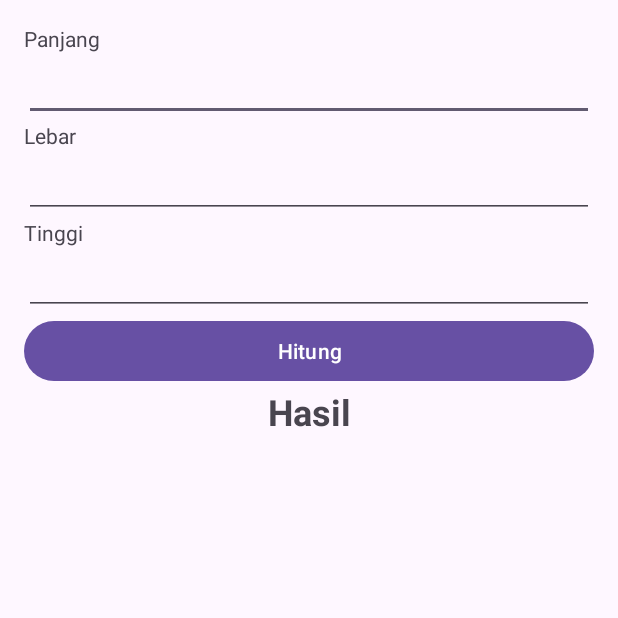
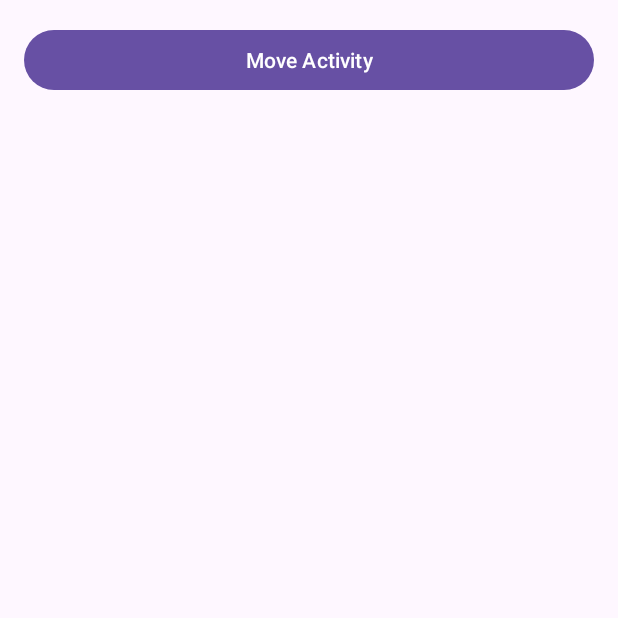
Before and after one commit to MHilmiAdz/LearningDroid, an Android app: the screen it shows after launch (MainActivity), on a phone screen of 412 x 824 dp, the top half of it. Run offline under Robolectric (Android 15) with nearby library versions, the phone set to English and light mode, and no system bars.

Commit message:
ADD | Move to another page using intent

```diff
--- a/app/src/main/AndroidManifest.xml
+++ b/app/src/main/AndroidManifest.xml
@@ -1,6 +1,5 @@
 <?xml version="1.0" encoding="utf-8"?>
-<manifest xmlns:android="http://schemas.android.com/apk/res/android"
-    xmlns:tools="http://schemas.android.com/tools">
+<manifest xmlns:android="http://schemas.android.com/apk/res/android">
 
     <application
         android:allowBackup="true"
@@ -11,6 +10,9 @@
         android:roundIcon="@mipmap/ic_launcher_round"
         android:supportsRtl="true"
         android:theme="@style/Theme.LearningDroid">
+        <activity
+            android:name=".MoveActivity"
+            android:exported="false" />
         <activity
             android:name=".MainActivity"
             android:exported="true">
--- a/app/src/main/java/com/example/learningdroid/MainActivity.kt
+++ b/app/src/main/java/com/example/learningdroid/MainActivity.kt
@@ -1,51 +1,27 @@
 package com.example.learningdroid
 
+import android.content.Intent
 import android.os.Bundle
 import android.view.View
 import android.widget.Button
-import android.widget.EditText
-import android.widget.TextView
 import androidx.appcompat.app.AppCompatActivity
 
 class MainActivity : AppCompatActivity(), View.OnClickListener {
-    lateinit var edtWidth: EditText
-    lateinit var edtHeight: EditText
-    lateinit var edtLength: EditText
-    lateinit var btnCalculate: Button
-    lateinit var tvResult: TextView
 
-    companion object {
-        private const val STATE_RESULT = "state_result"
+    override fun onCreate(savedInstanceState: Bundle?) {
+        super.onCreate(savedInstanceState)
+        setContentView(R.layout.activity_main)
+
+        val btnMoveActivity: Button = findViewById(R.id.btn_move_activity)
+        btnMoveActivity.setOnClickListener(this)
     }
 
-    override fun onCreate(savedInstanceState: Bundle?) {
-        if (savedInstanceState != null) {
-            val result = savedInstanceState.getString(STATE_RESULT)
-            tvResult.text = result
-        }
-
-        super.onCreate(savedInstanceState)
-        setContentView(R.layout.activity_main)
-        edtWidth = findViewById(R.id.edt_width)
-        edtHeight = findViewById(R.id.edt_height)
-        edtLength = findViewById(R.id.edt_length)
-        btnCalculate = findViewById(R.id.btn_calculate)
-        tvResult = findViewById(R.id.tv_result)
-        btnCalculate.setOnClickListener(this)
-    }
-
-    override fun onClick(view: View?) {
-        if (view?.id == R.id.btn_calculate) {
-            val inputLength = edtLength.text.toString().trim()
-            val inputWidth = edtWidth.text.toString().trim()
-            val inputHeight = edtHeight.text.toString().trim()
-            val volume = inputLength.toDouble() * inputWidth.toDouble() * inputHeight.toDouble()
-            tvResult.text = volume.toString()
+    override fun onClick(v: View?) {
+        when (v?.id) {
+            R.id.btn_move_activity -> {
+                val moveIntent = Intent(this@MainActivity, MoveActivity::class.java)
+                startActivity(moveIntent)
+            }
         }
     }
-
-    override fun onSaveInstanceState(outState: Bundle) {
-        super.onSaveInstanceState(outState)
-        outState.putString(STATE_RESULT, tvResult.text.toString())
-    }
 }
--- a/app/src/main/res/layout/activity_main.xml
+++ b/app/src/main/res/layout/activity_main.xml
@@ -2,54 +2,13 @@
 <LinearLayout xmlns:android="http://schemas.android.com/apk/res/android"
     android:layout_width="match_parent"
     android:layout_height="match_parent"
-    android:padding="16dp"
-    android:orientation="vertical">
+    android:orientation="vertical"
+    android:padding="16dp">
 
-    <TextView
+    <Button
+        android:id="@+id/btn_move_activity"
         android:layout_width="match_parent"
         android:layout_height="wrap_content"
-        android:text="@string/panjang" />
-
-    <EditText
-        android:id="@+id/edt_length"
-        android:layout_width="match_parent"
-        android:layout_height="wrap_content"
-        android:autofillHints="Length"
-        android:inputType="numberDecimal"
-        android:lines="1" />
-    <TextView
-        android:layout_width="match_parent"
-        android:layout_height="wrap_content"
-        android:text="@string/lebar" />
-    <EditText
-        android:id="@+id/edt_width"
-        android:layout_width="match_parent"
-        android:layout_height="wrap_content"
-        android:autofillHints="Width"
-        android:inputType="numberDecimal"
-        android:lines="1" />
-    <TextView
-        android:layout_width="match_parent"
-        android:layout_height="wrap_content"
-        android:text="@string/tinggi" />
-    <EditText
-        android:id="@+id/edt_height"
-        android:layout_width="match_parent"
-        android:layout_height="wrap_content"
-        android:inputType="numberDecimal"
-        android:autofillHints="Height"
-        android:lines="1" />
-    <Button
-        android:id="@+id/btn_calculate"
-        android:layout_width="match_parent"
-        android:layout_height="wrap_content"
-        android:text="@string/hitung" />
-    <TextView
-        android:id="@+id/tv_result"
-        android:layout_width="match_parent"
-        android:layout_height="wrap_content"
-        android:gravity="center"
-        android:text="@string/hasil"
-        android:textSize="24sp"
-        android:textStyle="bold" />
+        android:layout_marginBottom="16dp"
+        android:text="@string/move_activity" />
 </LinearLayout>
--- a/app/src/main/res/values/strings.xml
+++ b/app/src/main/res/values/strings.xml
@@ -1,8 +1,23 @@
 <resources>
     <string name="app_name">LearningDroid</string>
-    <string name="panjang">Panjang</string>
-    <string name="lebar">Lebar</string>
-    <string name="tinggi">Tinggi</string>
-    <string name="hitung">Hitung</string>
-    <string name="hasil">Hasil</string>
+
+    <string name="move_activity">Move Activity</string>
+    <string name="move_with_data">Move Activity with Data</string>
+    <string name="move_with_object">Move Activity with Object</string>
+    <string name="dial_number">Dial a Number</string>
+    <string name="move_with_result">Move Activity for Result</string>
+
+    <string name="result_from_activity">Result from Activity</string>
+
+    <string name="choose_number">Choose a number you like</string>
+    <string name="_50">50</string>
+    <string name="_100">100</string>
+    <string name="_150">150</string>
+    <string name="_200">200</string>
+    <string name="choose">Choose</string>
+
+    <string name="data_received">Data Received</string>
+    <string name="object_received">Object Received</string>
+
+    <string name="this_is_moveactivity">This is MoveActivity</string>
 </resources>
```
Also changed, not shown: app/src/main/java/com/example/learningdroid/MoveActivity.kt (added, +11 -0 lines), app/src/main/res/layout/activity_move.xml (added, +12 -0 lines).
